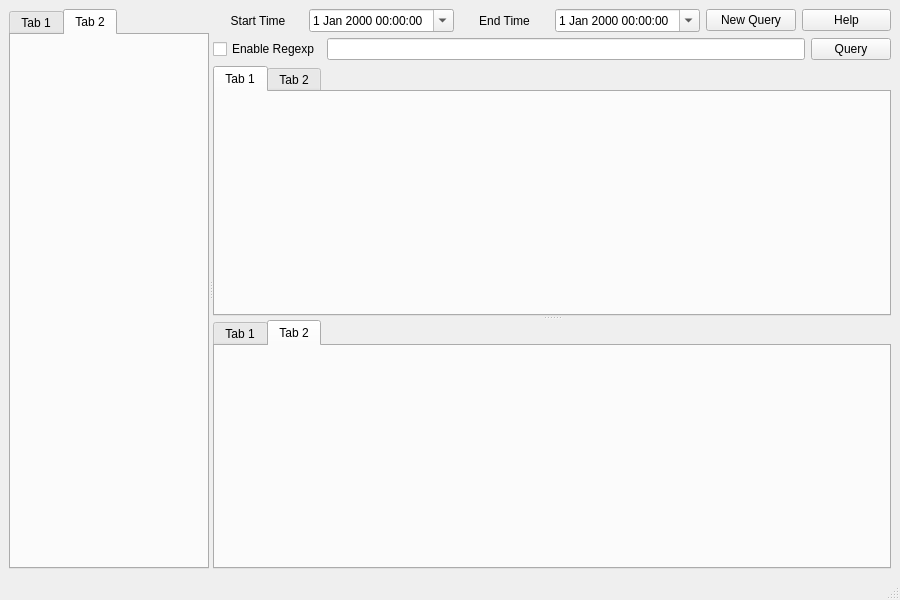
The window that resource/gui/LogAnalysis.ui (Bader-CN/LogAnalysis) describes before a commit, drawn with Qt 5.
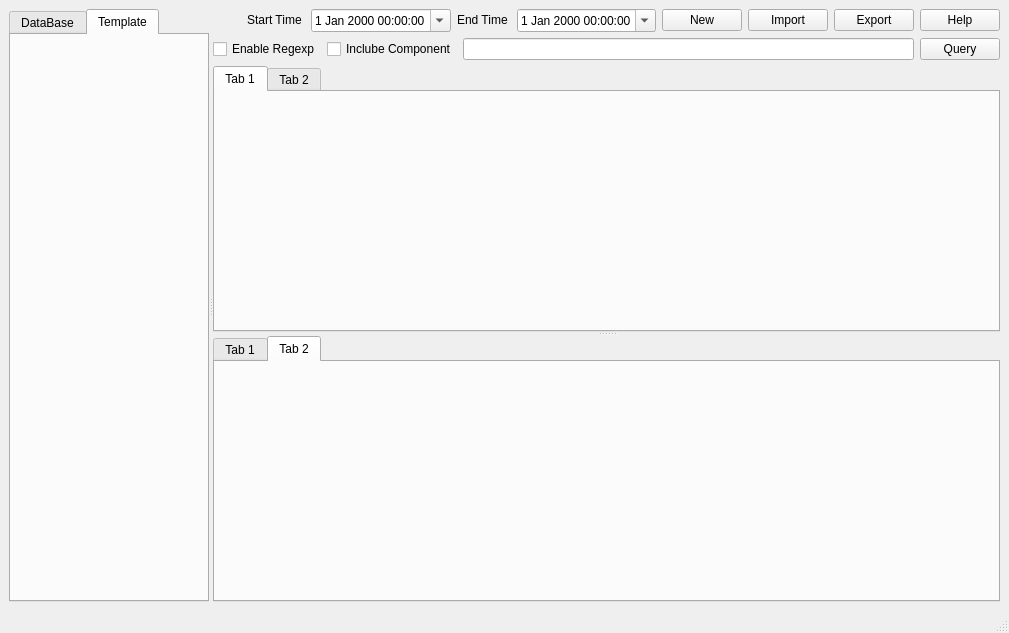
The same window after the commit. The open tabs and pages were chosen to show the change.

Diff of the .ui file:
```diff
--- a/resource/gui/LogAnalysis.ui
+++ b/resource/gui/LogAnalysis.ui
@@ -6,13 +6,13 @@
    <rect>
     <x>0</x>
     <y>0</y>
-    <width>900</width>
-    <height>600</height>
+    <width>1009</width>
+    <height>633</height>
    </rect>
   </property>
   <property name="minimumSize">
    <size>
-    <width>900</width>
+    <width>920</width>
     <height>600</height>
    </size>
   </property>
@@ -44,12 +44,12 @@
          <widget class="QTabWidget" name="tabWidget_3">
           <widget class="QWidget" name="tab_5">
            <attribute name="title">
-            <string>Tab 1</string>
+            <string>DataBase</string>
            </attribute>
           </widget>
           <widget class="QWidget" name="tab_6">
            <attribute name="title">
-            <string>Tab 2</string>
+            <string>Template</string>
            </attribute>
           </widget>
          </widget>
@@ -60,18 +60,49 @@
        <layout class="QVBoxLayout" name="verticalLayout">
         <item>
          <layout class="QHBoxLayout" name="horizontalLayout_3">
+          <item>
+           <spacer name="horizontalSpacer">
+            <property name="orientation">
+             <enum>Qt::Horizontal</enum>
+            </property>
+            <property name="sizeHint" stdset="0">
+             <size>
+              <width>40</width>
+              <height>20</height>
+             </size>
+            </property>
+           </spacer>
+          </item>
           <item>
            <widget class="QLabel" name="label">
+            <property name="sizePolicy">
+             <sizepolicy hsizetype="Fixed" vsizetype="Fixed">
+              <horstretch>0</horstretch>
+              <verstretch>0</verstretch>
+             </sizepolicy>
+            </property>
             <property name="text">
-             <string>Start Time</string>
+             <string>Start Time </string>
             </property>
             <property name="alignment">
-             <set>Qt::AlignCenter</set>
+             <set>Qt::AlignRight|Qt::AlignTrailing|Qt::AlignVCenter</set>
             </property>
            </widget>
           </item>
           <item>
            <widget class="QDateTimeEdit" name="dateTimeEdit">
+            <property name="sizePolicy">
+             <sizepolicy hsizetype="Fixed" vsizetype="Fixed">
+              <horstretch>0</horstretch>
+              <verstretch>0</verstretch>
+             </sizepolicy>
+            </property>
+            <property name="minimumSize">
+             <size>
+              <width>105</width>
+              <height>0</height>
+             </size>
+            </property>
             <property name="calendarPopup">
              <bool>true</bool>
             </property>
@@ -79,16 +110,34 @@
           </item>
           <item>
            <widget class="QLabel" name="label_2">
+            <property name="sizePolicy">
+             <sizepolicy hsizetype="Fixed" vsizetype="Fixed">
+              <horstretch>0</horstretch>
+              <verstretch>0</verstretch>
+             </sizepolicy>
+            </property>
             <property name="text">
-             <string>End Time</string>
+             <string>End Time </string>
             </property>
             <property name="alignment">
-             <set>Qt::AlignCenter</set>
+             <set>Qt::AlignRight|Qt::AlignTrailing|Qt::AlignVCenter</set>
             </property>
            </widget>
           </item>
           <item>
            <widget class="QDateTimeEdit" name="dateTimeEdit_2">
+            <property name="sizePolicy">
+             <sizepolicy hsizetype="Fixed" vsizetype="Fixed">
+              <horstretch>0</horstretch>
+              <verstretch>0</verstretch>
+             </sizepolicy>
+            </property>
+            <property name="minimumSize">
+             <size>
+              <width>105</width>
+              <height>0</height>
+             </size>
+            </property>
             <property name="calendarPopup">
              <bool>true</bool>
             </property>
@@ -96,13 +145,51 @@
           </item>
           <item>
            <widget class="QPushButton" name="pushButton">
+            <property name="sizePolicy">
+             <sizepolicy hsizetype="Fixed" vsizetype="Fixed">
+              <horstretch>0</horstretch>
+              <verstretch>0</verstretch>
+             </sizepolicy>
+            </property>
             <property name="text">
-             <string>New Query</string>
+             <string>New</string>
+            </property>
+           </widget>
+          </item>
+          <item>
+           <widget class="QPushButton" name="pushButton_4">
+            <property name="sizePolicy">
+             <sizepolicy hsizetype="Fixed" vsizetype="Fixed">
+              <horstretch>0</horstretch>
+              <verstretch>0</verstretch>
+             </sizepolicy>
+            </property>
+            <property name="text">
+             <string>Import</string>
+            </property>
+           </widget>
+          </item>
+          <item>
+           <widget class="QPushButton" name="pushButton_5">
+            <property name="sizePolicy">
+             <sizepolicy hsizetype="Fixed" vsizetype="Fixed">
+              <horstretch>0</horstretch>
+              <verstretch>0</verstretch>
+             </sizepolicy>
+            </property>
+            <property name="text">
+             <string>Export</string>
             </property>
            </widget>
           </item>
           <item>
            <widget class="QPushButton" name="pushButton_2">
+            <property name="sizePolicy">
+             <sizepolicy hsizetype="Fixed" vsizetype="Fixed">
+              <horstretch>0</horstretch>
+              <verstretch>0</verstretch>
+             </sizepolicy>
+            </property>
             <property name="text">
              <string>Help</string>
             </property>
@@ -120,10 +207,36 @@
            </widget>
           </item>
           <item>
-           <widget class="QLineEdit" name="lineEdit"/>
+           <widget class="QCheckBox" name="checkBox_2">
+            <property name="sizePolicy">
+             <sizepolicy hsizetype="Fixed" vsizetype="Fixed">
+              <horstretch>0</horstretch>
+              <verstretch>0</verstretch>
+             </sizepolicy>
+            </property>
+            <property name="text">
+             <string>Inclube Component</string>
+            </property>
+           </widget>
+          </item>
+          <item>
+           <widget class="QLineEdit" name="lineEdit">
+            <property name="minimumSize">
+             <size>
+              <width>397</width>
+              <height>0</height>
+             </size>
+            </property>
+           </widget>
           </item>
           <item>
            <widget class="QPushButton" name="pushButton_3">
+            <property name="minimumSize">
+             <size>
+              <width>0</width>
+              <height>0</height>
+             </size>
+            </property>
             <property name="text">
              <string>Query</string>
             </property>
```
Left out of the diff: 11 changed lines with no effect on the pictures.
